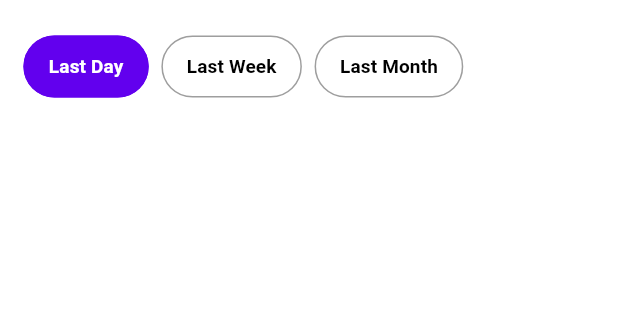
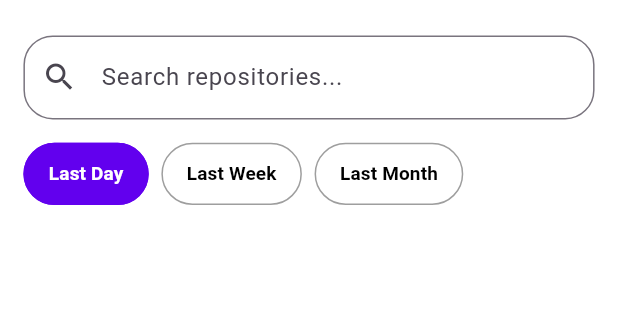
Before and after one commit to ribhy-bishtawi/flutter_trending_repos, a Flutter app: the screen it shows after launch, after a tap on the "filter list" icon, on a phone screen of 412 x 824 dp, the part 72-392 px from its top. Run offline on Flutter 3.47's test engine with Material 3 defaults, Android fonts, the phone set to English and light mode, and no system bars; our stand-ins replace cached_network_image, dio, easy_localization, flutter_screenutil, pretty_dio_logger, shared_preferences; network calls fail.

Commit message:
feat: implement search functionality in trending repositories screen

```diff
--- a/lib/controller/repository_viewmodel.dart
+++ b/lib/controller/repository_viewmodel.dart
@@ -17,40 +17,56 @@ class RepositoryViewmodel extends ChangeNotifier {
   String? _errorMessage;
   List<Repository> _repos = [];
   List<Repository> _favoriteRepos = [];
+  List<Repository> _filteredRepos = [];
 
   bool get isLoading => _isLoading;
   String? get errorMessage => _errorMessage;
   List<Repository> get repos => _repos;
   List<Repository> get favoriteRepos => _favoriteRepos;
-
+  List<Repository> get filteredRepos => _filteredRepos;
   int currentPage = 1;
   RepositoryViewmodel() {
     loadFavorites();
   }
   Future<void> getRepos(TimeFilter filter) async {
     _isLoading = true;
-    _repos = [];
+    _filteredRepos = [];
     notifyListeners();
 
-    _repos = await fetchRepos(page: 1, filter: filter);
+    List<Repository> newRepos = await fetchRepos(page: 1, filter: filter);
     currentPage = 1;
+    _repos = newRepos;
+
+    _filteredRepos = _repos;
     _isLoading = false;
     notifyListeners();
   }
 
-  Future<void> loadMoreRepos() async {
+  Future<void> loadMoreRepos(TimeFilter filter) async {
     if (_isLoading) return;
 
     _isLoading = true;
     notifyListeners();
     List<Repository> moreRepos =
-        await fetchRepos(page: currentPage + 1, filter: TimeFilter.day);
+        await fetchRepos(page: currentPage + 1, filter: filter);
     if (moreRepos.isNotEmpty) {
       repos.addAll(moreRepos);
       currentPage++;
     }
+    _filteredRepos = repos;
+    _isLoading = false;
+    notifyListeners();
+  }
 
-    _isLoading = false;
+  void searchRepos(String query) {
+    if (query.isEmpty) {
+      _filteredRepos = repos;
+    } else {
+      _filteredRepos = repos
+          .where(
+              (repo) => repo.name.toLowerCase().contains(query.toLowerCase()))
+          .toList();
+    }
     notifyListeners();
   }
 
@@ -83,7 +99,7 @@ class RepositoryViewmodel extends ChangeNotifier {
       'sort': 'stars',
       'order': 'desc',
       'q': 'created:>$createdSince',
-      'page': page
+      'page': page,
     };
     const String url = ApiConstants.baseUrl + ApiConstants.searchRepositories;
 
@@ -102,7 +118,6 @@ class RepositoryViewmodel extends ChangeNotifier {
     return _tempRepos;
   }
 
-  // Add repository to favorites and save to local storage
   Future<void> addToFavorites(Repository repo) async {
     if (!favoriteRepos.contains(repo)) {
       favoriteRepos.add(repo);
--- a/lib/data/services/api_service.dart
+++ b/lib/data/services/api_service.dart
@@ -48,6 +48,7 @@ class NetworkHelper {
 
   void _setJsonHeader() {
     headers.putIfAbsent('Accept', () => 'application/json');
+    headers.putIfAbsent('Authorization', () => 'Bearer ');
   }
 
   /// Handles GET requests and returns a [CustomResponse].
@@ -60,7 +61,9 @@ class NetworkHelper {
     String? errorMessage;
 
     try {
-      response = await _dio.get(url, queryParameters: queryParameters);
+      _setJsonHeader();
+      response = await _dio.get(url,
+          queryParameters: queryParameters, options: Options(headers: headers));
 
       ErrorType errorType = ErrorHelper.getErrorType(response.statusCode);
 
--- a/lib/presentation/screens/trending_repos_screen.dart
+++ b/lib/presentation/screens/trending_repos_screen.dart
@@ -21,6 +21,8 @@ class _TrendingReposScreenState extends State<TrendingReposScreen> {
   bool _isFilterVisible = false;
   final ScrollController _scrollController = ScrollController();
   int favCount = 0;
+  final TextEditingController _searchQueryController = TextEditingController();
+
   @override
   void initState() {
     final viewmodel = Provider.of<RepositoryViewmodel>(context, listen: false);
@@ -33,7 +35,7 @@ class _TrendingReposScreenState extends State<TrendingReposScreen> {
       if (_scrollController.position.pixels >=
               _scrollController.position.maxScrollExtent - 200 &&
           !viewmodel.isLoading) {
-        viewmodel.loadMoreRepos();
+        viewmodel.loadMoreRepos(_selectedTimeframe);
       }
     });
 
@@ -114,7 +116,24 @@ class _TrendingReposScreenState extends State<TrendingReposScreen> {
                 visible: _isFilterVisible,
                 child: Padding(
                   padding: EdgeInsets.all(16.0.r),
-                  child: Wrap(
+                  child: Column(
+                    crossAxisAlignment: CrossAxisAlignment.start,
+                    children: [
+                      TextField(
+                        controller: _searchQueryController,
+                        onChanged: (query) {
+                          viewmodel.searchRepos(query);
+                        },
+                        decoration: InputDecoration(
+                          hintText: 'Search repositories...',
+                          border: OutlineInputBorder(
+                            borderRadius: BorderRadius.circular(20.r),
+                          ),
+                          prefixIcon: const Icon(Icons.search),
+                        ),
+                      ),
+                      Constants.gapH16,
+                      Wrap(
                         spacing: 8.0.w,
                         children: [
                           _buildFilterButton(
@@ -142,17 +161,19 @@ class _TrendingReposScreenState extends State<TrendingReposScreen> {
                           ),
                         ],
                       ),
+                    ],
                   ),
                 ),
-              (viewmodel.isLoading && viewmodel.repos.isEmpty)
+              ),
+              (viewmodel.isLoading && viewmodel.filteredRepos.isEmpty)
                   ? const Center(child: CircularProgressIndicator())
                   : Expanded(
                       child: ListView.builder(
                         controller: _scrollController,
-                        itemCount: viewmodel.repos.length +
+                        itemCount: viewmodel.filteredRepos.length +
                             (viewmodel.isLoading ? 1 : 0),
                         itemBuilder: (BuildContext context, int index) {
-                          if (index == viewmodel.repos.length &&
+                          if (index == viewmodel.filteredRepos.length &&
                               viewmodel.isLoading) {
                             return Center(
                               child: viewmodel.isLoading
@@ -165,9 +186,10 @@ class _TrendingReposScreenState extends State<TrendingReposScreen> {
                             );
                           }
 
-                          final repo = viewmodel.repos![index];
-
-                          return RepoCard(repo: repo);
+                          final repo = viewmodel.filteredRepos[index];
+                          return RepoCard(
+                              repo: repo,
+                              key: ObjectKey(viewmodel.filteredRepos[index]));
                         },
                       ),
                     ),
--- a/lib/utils/constants.dart
+++ b/lib/utils/constants.dart
@@ -7,7 +7,7 @@ class Constants {
   static final gapW16 = SizedBox(width: 16.w);
   static final gapW4 = SizedBox(width: 4.w);
   static final gapH8 = SizedBox(height: 8.h);
-
+  static final gapH16 = SizedBox(height: 16.h);
   static final borderRadius8 = BorderRadius.circular(8.0.r);
 
   static final paddingAll16 = EdgeInsets.all(16.w);
```
Lines whose indentation alone changed are shown as unchanged.
